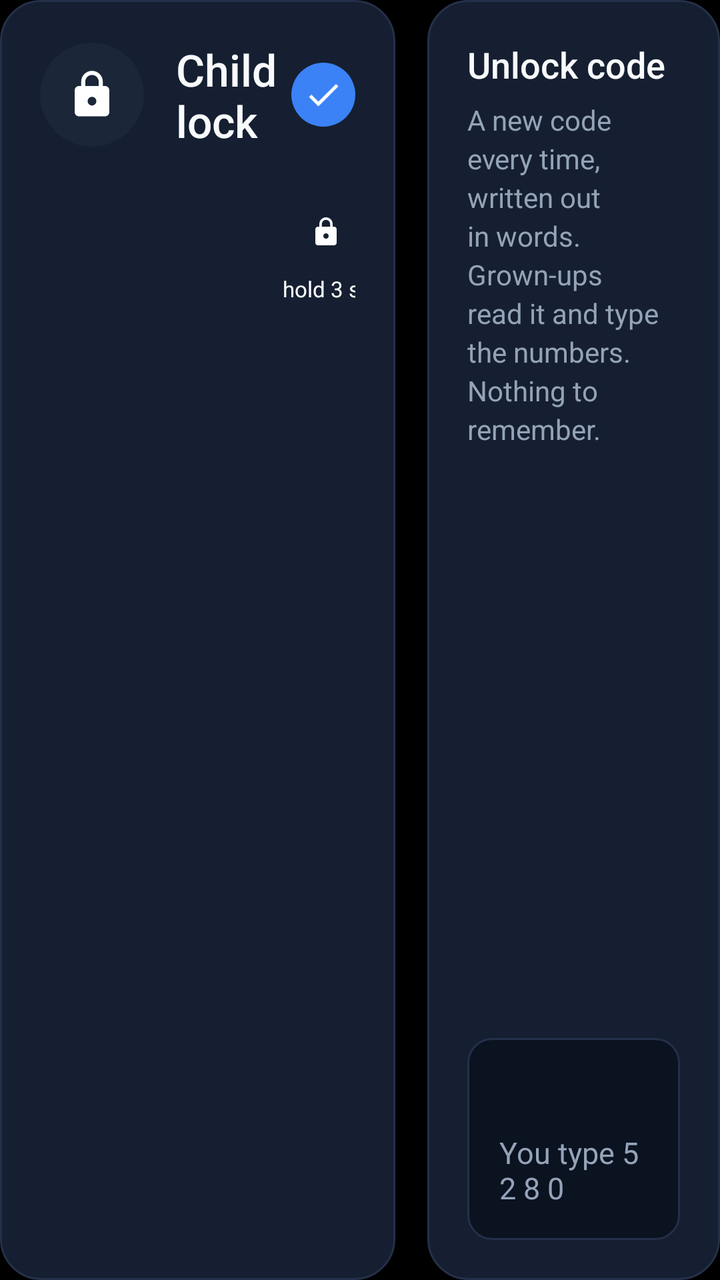
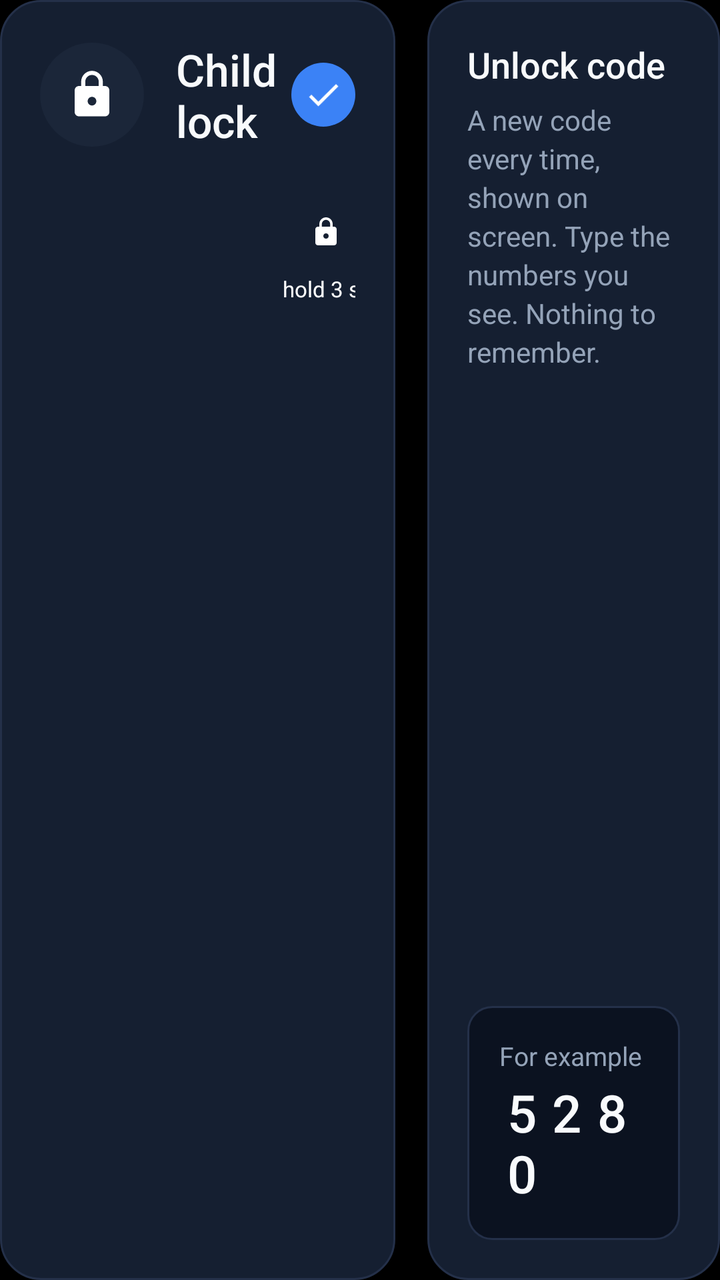

Two renders of the same Android screen: before a commit and after it. Below are the layout's source before the change and the commit's diff.
<!-- AndroidManifest.xml: application theme Theme.ColorClock -->
<!-- res/layout/page_lock.xml -->
<?xml version="1.0" encoding="utf-8"?>
<LinearLayout xmlns:android="http://schemas.android.com/apk/res/android"
    android:layout_width="match_parent"
    android:layout_height="match_parent">

    
    <LinearLayout
        android:id="@+id/tile_lock"
        style="@style/Settings.Card"
        android:layout_width="0dp"
        android:layout_height="match_parent"
        android:layout_marginEnd="8dp"
        android:layout_weight="1.15"
        android:clickable="true"
        android:focusable="true">

        <LinearLayout
            android:layout_width="match_parent"
            android:layout_height="wrap_content"
            android:gravity="center_vertical">

            <ImageView
                android:id="@+id/lock_icon"
                android:layout_width="52dp"
                android:layout_height="52dp"
                android:background="@drawable/bg_key"
                android:contentDescription="Child lock"
                android:padding="13dp"
                android:src="@drawable/ic_lock" />

            <TextView
                style="@style/Settings.Title"
                android:layout_width="0dp"
                android:layout_marginStart="16dp"
                android:layout_weight="1"
                android:text="Child lock"
                android:textSize="22sp" />

            <ImageView
                android:id="@+id/check_lock"
                android:layout_width="32dp"
                android:layout_height="32dp"
                android:background="@drawable/bg_check"
                android:contentDescription="On"
                android:padding="6dp"
                android:src="@drawable/ic_check" />
        </LinearLayout>

        <LinearLayout
            android:layout_width="match_parent"
            android:layout_height="0dp"
            android:layout_marginTop="16dp"
            android:layout_weight="1">

            
            <FrameLayout
                android:id="@+id/mini_lock"
                android:layout_width="168dp"
                android:layout_height="96dp">

                <ImageView
                    android:id="@+id/mini_ring"
                    android:layout_width="34dp"
                    android:layout_height="34dp"
                    android:layout_gravity="top|end"
                    android:layout_margin="8dp"
                    android:contentDescription="Hold here"
                    android:padding="9dp"
                    android:src="@drawable/ic_lock" />

                <TextView
                    android:layout_width="wrap_content"
                    android:layout_height="wrap_content"
                    android:layout_gravity="top|end"
                    android:layout_marginTop="46dp"
                    android:layout_marginEnd="8dp"
                    android:text="hold 3 s"
                    android:textColor="#FFFFFFFF"
                    android:textSize="11sp" />
            </FrameLayout>

            <LinearLayout
                android:layout_width="0dp"
                android:layout_height="match_parent"
                android:layout_marginStart="16dp"
                android:layout_weight="1"
                android:orientation="vertical">

                <TextView
                    android:id="@+id/lock_summary"
                    style="@style/Settings.Body"
                    android:layout_width="match_parent"
                    android:textColor="@color/text"
                    android:textSize="15sp" />

                <View
                    android:layout_width="match_parent"
                    android:layout_height="0dp"
                    android:layout_weight="1" />

                <TextView
                    style="@style/Settings.Body"
                    android:layout_width="match_parent"
                    android:text="The power menu is hidden while locked, so little hands can't switch the screen off either."
                    android:textSize="13sp" />
            </LinearLayout>
        </LinearLayout>
    </LinearLayout>

    
    <LinearLayout
        style="@style/Settings.Card"
        android:layout_width="0dp"
        android:layout_height="match_parent"
        android:layout_marginStart="8dp"
        android:layout_weight="0.85">

        <TextView
            style="@style/Settings.Title"
            android:text="Unlock code" />

        <TextView
            style="@style/Settings.Body"
            android:layout_width="match_parent"
            android:layout_marginTop="6dp"
            android:text="A new code every time, written out in words. Grown-ups read it and type the numbers. Nothing to remember." />

        <View
            android:layout_width="match_parent"
            android:layout_height="0dp"
            android:layout_weight="1" />

        <LinearLayout
            android:layout_width="match_parent"
            android:layout_height="wrap_content"
            android:background="@drawable/bg_input"
            android:orientation="vertical"
            android:padding="16dp">

            <TextView
                android:id="@+id/sample_words"
                android:layout_width="wrap_content"
                android:layout_height="wrap_content"
                android:fontFamily="sans-serif-medium"
                android:textColor="@color/text"
                android:textSize="20sp" />

            <TextView
                android:layout_width="wrap_content"
                android:layout_height="wrap_content"
                android:layout_marginTop="4dp"
                android:fontFeatureSettings="tnum"
                android:text="You type 5 2 8 0"
                android:textColor="@color/text_muted"
                android:textSize="15sp" />
        </LinearLayout>
    </LinearLayout>
</LinearLayout>
<!-- resources referenced by this layout -->
<resources>
  <color name="text">#FFF8FAFC</color>
  <color name="text_muted">#FF94A3B8</color>
  <!-- drawable bg_check (drawable) -->
  <?xml version="1.0" encoding="utf-8"?>
  <shape xmlns:android="http://schemas.android.com/apk/res/android" android:shape="oval">
      <solid android:color="@color/accent" />
  </shape>
  <!-- drawable bg_input (drawable) -->
  <?xml version="1.0" encoding="utf-8"?>
  <shape xmlns:android="http://schemas.android.com/apk/res/android">
      <solid android:color="#FF0B1220" />
      <stroke android:width="1dp" android:color="@color/card_line" />
      <corners android:radius="12dp" />
      <padding android:left="14dp" android:right="14dp" android:top="10dp" android:bottom="10dp" />
  </shape>
  <!-- drawable bg_key (drawable) -->
  <?xml version="1.0" encoding="utf-8"?>
  <ripple xmlns:android="http://schemas.android.com/apk/res/android" android:color="#44FFFFFF">
      <item>
          <shape android:shape="oval">
              <solid android:color="#FF1B2639" />
          </shape>
      </item>
  </ripple>
  <!-- drawable ic_check (drawable) -->
  <?xml version="1.0" encoding="utf-8"?>
  <vector xmlns:android="http://schemas.android.com/apk/res/android"
      android:width="24dp"
      android:height="24dp"
      android:viewportWidth="24"
      android:viewportHeight="24">
      <path
          android:fillColor="#FFFFFFFF"
          android:pathData="M9,16.17L4.83,12l-1.42,1.41L9,19 21,7l-1.41,-1.41z" />
  </vector>
  <!-- drawable ic_lock (drawable) -->
  <?xml version="1.0" encoding="utf-8"?>
  <vector xmlns:android="http://schemas.android.com/apk/res/android"
      android:width="24dp"
      android:height="24dp"
      android:viewportWidth="24"
      android:viewportHeight="24">
      <path
          android:fillColor="#FFFFFFFF"
          android:pathData="M18,8h-1V6c0,-2.76 -2.24,-5 -5,-5S7,3.24 7,6v2H6c-1.1,0 -2,0.9 -2,2v10c0,1.1 0.9,2 2,2h12c1.1,0 2,-0.9 2,-2V10c0,-1.1 -0.9,-2 -2,-2zM12,17c-1.1,0 -2,-0.9 -2,-2s0.9,-2 2,-2 2,0.9 2,2 -0.9,2 -2,2zM15.1,8H8.9V6c0,-1.71 1.39,-3.1 3.1,-3.1 1.71,0 3.1,1.39 3.1,3.1v2z" />
  </vector>
  <style name="Settings.Body">
          <item name="android:layout_width">wrap_content</item>
          <item name="android:layout_height">wrap_content</item>
          <item name="android:textColor">@color/text_muted</item>
          <item name="android:textSize">14sp</item>
          <item name="android:lineSpacingExtra">3dp</item>
      </style>
  <style name="Settings.Card">
          <item name="android:background">@drawable/bg_tile</item>
          <item name="android:orientation">vertical</item>
          <item name="android:padding">20dp</item>
      </style>
  <style name="Settings.Title">
          <item name="android:layout_width">wrap_content</item>
          <item name="android:layout_height">wrap_content</item>
          <item name="android:textColor">@color/text</item>
          <item name="android:textSize">18sp</item>
          <item name="android:fontFamily">sans-serif-medium</item>
      </style>
  <style name="Theme.ColorClock" parent="@android:style/Theme.DeviceDefault.NoActionBar.Fullscreen">
          <item name="android:windowBackground">@android:color/black</item>
          <item name="android:windowLayoutInDisplayCutoutMode">shortEdges</item>
          <item name="android:colorAccent">@color/accent</item>
      </style>
  <color name="accent">#FF3B82F6</color>
  <color name="card_line">#FF243049</color>
  <color name="card">#FF151F31</color>
  <!-- unchanged entries left out for length: 1 -->
</resources>

<!-- the commit's change to res/layout/page_lock.xml (unified diff, before → after) -->
@@ -123,7 +123,7 @@
             style="@style/Settings.Body"
             android:layout_width="match_parent"
             android:layout_marginTop="6dp"
-            android:text="A new code every time, written out in words. Grown-ups read it and type the numbers. Nothing to remember." />
+            android:text="A new code every time, shown on screen. Type the numbers you see. Nothing to remember." />
 
         <View
             android:layout_width="match_parent"
@@ -138,21 +138,22 @@
             android:padding="16dp">
 
             <TextView
-                android:id="@+id/sample_words"
                 android:layout_width="wrap_content"
                 android:layout_height="wrap_content"
-                android:fontFamily="sans-serif-medium"
-                android:textColor="@color/text"
-                android:textSize="20sp" />
+                android:text="For example"
+                android:textColor="@color/text_muted"
+                android:textSize="13sp" />
 
             <TextView
                 android:layout_width="wrap_content"
                 android:layout_height="wrap_content"
-                android:layout_marginTop="4dp"
+                android:layout_marginTop="2dp"
+                android:fontFamily="sans-serif-medium"
                 android:fontFeatureSettings="tnum"
-                android:text="You type 5 2 8 0"
-                android:textColor="@color/text_muted"
-                android:textSize="15sp" />
+                android:letterSpacing="0.3"
+                android:text="5280"
+                android:textColor="@color/text"
+                android:textSize="26sp" />
         </LinearLayout>
     </LinearLayout>
 </LinearLayout>
